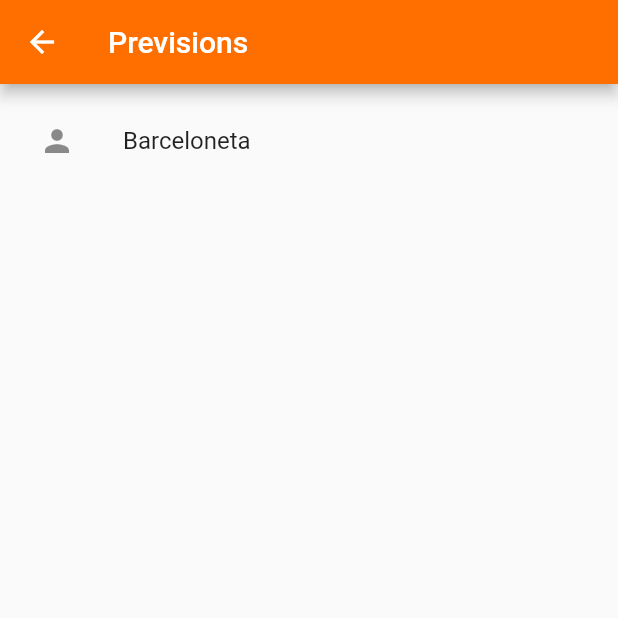
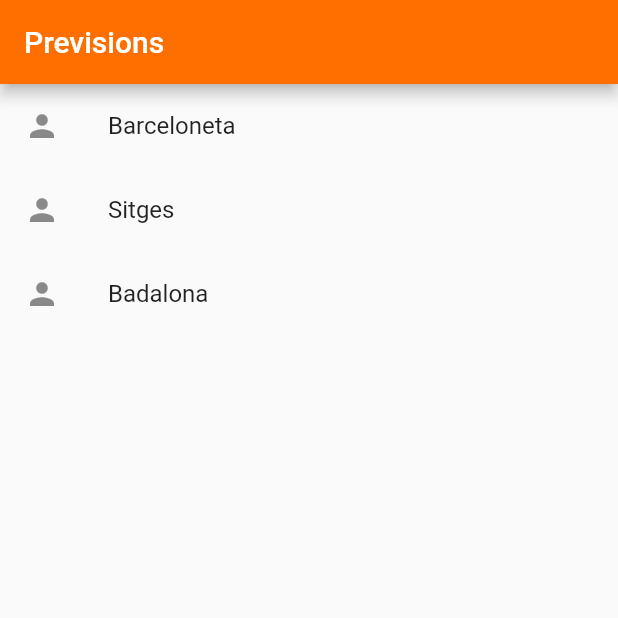
Before and after one commit to JordiVelasco/ProjecteFinal, a Flutter app: the screen it shows after launch, in the side drawer, after a tap on "Previsions", on a phone screen of 412 x 824 dp, the top half of it. Run offline on Flutter 3.47's test engine with Material 2 defaults, Android fonts, the phone set to English and light mode, and no system bars; network calls fail.

Commit message:
Routing done

```diff
--- a/lib/previsions.dart
+++ b/lib/previsions.dart
@@ -1,36 +1,62 @@
 import 'package:flutter/material.dart';
+import 'Barceloneta.dart';
+import 'Sitges.dart';
+import 'Badalona.dart';
 
-class PrevisionsPage extends StatefulWidget {
+class PrevisionsPage extends StatelessWidget {
+  PrevisionsPage({Key key}) : super(key: key);
   @override
-  _PrevisionsPageState createState() => new _PrevisionsPageState();
+  Widget build(BuildContext context) {
+    return new MaterialApp(
+      debugShowCheckedModeBanner: false,
+      title: 'Surftter',
+      theme: ThemeData(
+        primaryColor: Colors.amber[900],
+      ),
+      initialRoute: '/',
+      routes: {
+        // When we navigate to the "/" route, build the FirstScreen Widget
+        '/': (context) => FirstScreen(),
+        // When we navigate to the "/second" route, build the SecondScreen Widget
+        '/second': (context) => BarcelonetaPage(),
+        '/third': (context) => SitgesPage(),
+        '/fourth': (context) => BadalonaPage(),
+      },
+    );
+  }
 }
-
-class _PrevisionsPageState extends State<PrevisionsPage> {
-  GlobalKey<ScaffoldState> _scaffoldKey = GlobalKey<ScaffoldState>();
-  final List<String> _listViewData = [
-    "Barceloneta",
-  ];
+class FirstScreen extends StatelessWidget {
   @override
   Widget build(BuildContext context) {
     return Scaffold(
-      key: _scaffoldKey,
       appBar: AppBar(
         title: Text('Previsions'),
       ),
-      body: ListView(
-        padding: EdgeInsets.all(10.0),
-        children: _listViewData.map((data) => ListTile(
-          leading: Icon(Icons.person),
-          title: Text(data),
-          onTap: () {
-            Navigator.of(context).pop();
-            Navigator.push(
-                context,
-                new MaterialPageRoute(
-                    builder: (BuildContext context) => new PrevisionsPage()));
-          },
-        )).toList(),
-      ),
+        body: ListView(
+          children: <Widget>[
+            new ListTile(
+              leading: Icon(Icons.person),
+              title: Text("Barceloneta"),
+              onTap: () {
+                Navigator.pushNamed(context, '/second');
+              },
+            ),
+            new ListTile(
+              leading: Icon(Icons.person),
+              title: Text("Sitges"),
+              onTap: () {
+                Navigator.pushNamed(context, '/third');
+              },
+            ),
+            new ListTile(
+              leading: Icon(Icons.person),
+              title: Text("Badalona"),
+              onTap: () {
+                Navigator.pushNamed(context, '/fourth');
+              },
+            ),
+          ],
+        )
     );
   }
 }
```
Also changed, not shown: lib/Badalona.dart (added, +22 -0 lines), lib/Barceloneta.dart (+14 -9 lines), lib/Sitges.dart (added, +22 -0 lines), 6 other files.
